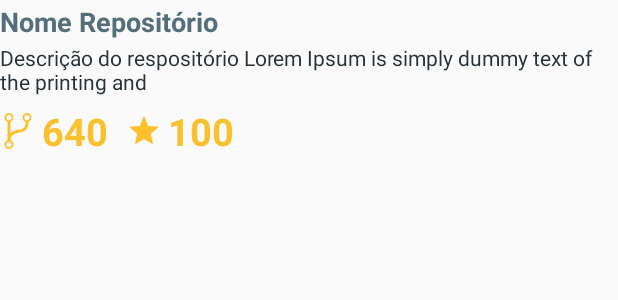
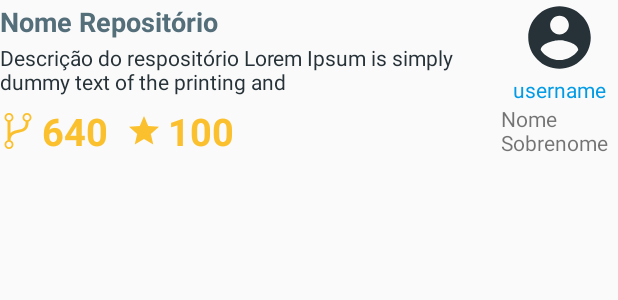
Before and after one commit to MaximoDouglas/ChallengeAndroid, an Android app: the layout repository_card_component.xml on its own in the app's theme, with its tools: preview values and no code run, on a phone screen of 412 x 824 dp. Shown: the top 300 px of the screen. Run offline under Robolectric (Android 15) with nearby library versions, the phone set to English and light mode, and no system bars.

Commit message:
Add repository card component layout

```diff
--- /dev/null
+++ b/ChallengeAndroid/app/src/main/res/drawable/ic_user.xml
@@ -0,0 +1,12 @@
+<vector xmlns:android="http://schemas.android.com/apk/res/android"
+    android:width="24dp"
+    android:height="24dp"
+    android:tint="@color/colorPrimaryDark"
+    android:viewportWidth="24"
+    android:viewportHeight="24">
+
+    <path
+        android:fillColor="@android:color/white"
+        android:pathData="M12,2C6.48,2 2,6.48 2,12s4.48,10 10,10 10,-4.48 10,-10S17.52,2 12,2zM12,5c1.66,0 3,1.34 3,3s-1.34,3 -3,3 -3,-1.34 -3,-3 1.34,-3 3,-3zM12,19.2c-2.5,0 -4.71,-1.28 -6,-3.22 0.03,-1.99 4,-3.08 6,-3.08 1.99,0 5.97,1.09 6,3.08 -1.29,1.94 -3.5,3.22 -6,3.22z" />
+
+</vector>
--- a/ChallengeAndroid/app/src/main/res/layout/repository_card_component.xml
+++ b/ChallengeAndroid/app/src/main/res/layout/repository_card_component.xml
@@ -1,19 +1,18 @@
 <?xml version="1.0" encoding="utf-8"?>
 <layout xmlns:android="http://schemas.android.com/apk/res/android"
-    xmlns:app="http://schemas.android.com/apk/res-auto"
     xmlns:tools="http://schemas.android.com/tools">
 
-    <androidx.constraintlayout.widget.ConstraintLayout
+    <LinearLayout
         android:layout_width="wrap_content"
-        android:layout_height="wrap_content">
+        android:layout_height="wrap_content"
+        android:baselineAligned="false">
 
         <LinearLayout
             android:id="@+id/repository_card_repository_data_layout"
-            android:layout_width="wrap_content"
+            android:layout_width="0dp"
             android:layout_height="wrap_content"
-            android:orientation="vertical"
-            app:layout_constraintStart_toStartOf="parent"
-            app:layout_constraintTop_toTopOf="parent">
+            android:layout_weight="70"
+            android:orientation="vertical">
 
             <TextView
                 android:id="@+id/repository_card_repository_name_text_view"
@@ -67,6 +66,35 @@
 
         </LinearLayout>
 
-    </androidx.constraintlayout.widget.ConstraintLayout>
+        <LinearLayout
+            android:id="@+id/repository_card_user_data_layout"
+            android:layout_width="0dp"
+            android:layout_height="wrap_content"
+            android:layout_weight="30"
+            android:orientation="vertical">
+
+            <ImageView
+                android:layout_width="50dp"
+                android:layout_height="50dp"
+                android:layout_gravity="center"
+                android:contentDescription="@string/user_image"
+                android:src="@drawable/ic_user" />
+
+            <TextView
+                android:layout_width="wrap_content"
+                android:layout_height="wrap_content"
+                android:layout_gravity="center"
+                android:textColor="@color/blue600"
+                tools:text="username" />
+
+            <TextView
+                android:layout_width="wrap_content"
+                android:layout_height="wrap_content"
+                android:layout_gravity="center"
+                tools:text="Nome Sobrenome" />
+
+        </LinearLayout>
+
+    </LinearLayout>
 
 </layout>
--- a/ChallengeAndroid/app/src/main/res/values/colors.xml
+++ b/ChallengeAndroid/app/src/main/res/values/colors.xml
@@ -28,4 +28,16 @@
     <color name="yellow800">#F9A825</color>
     <color name="yellow900">#F57F17</color>
 
+    <!--    Blue Pallet    -->
+    <color name="blue50">#E1F5FE</color>
+    <color name="blue100">#B3E5FC</color>
+    <color name="blue200">#81D4FA</color>
+    <color name="blue300">#4FC3F7</color>
+    <color name="blue400">#29B6F6</color>
+    <color name="blue500">#03A9F4</color>
+    <color name="blue600">#039BE5</color>
+    <color name="blue700">#0288D1</color>
+    <color name="blue800">#0277BD</color>
+    <color name="blue900">#01579B</color>
+
 </resources>
--- a/ChallengeAndroid/app/src/main/res/values/strings.xml
+++ b/ChallengeAndroid/app/src/main/res/values/strings.xml
@@ -2,6 +2,6 @@
 
     <string name="app_name">ChallengeAndroid</string>
     <string name="select_repository_fragment_toolbar_text">Popular Repositories</string>
-    <string name="fork_icon">Fork icon</string>
+    <string name="user_image">User image</string>
 
 </resources>
```
